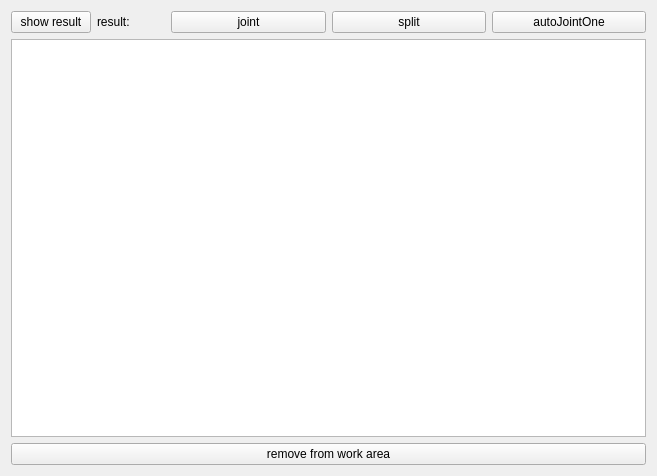
Old version of the form ui/fragmentarea.ui in the repository fkjslee/Fragment.
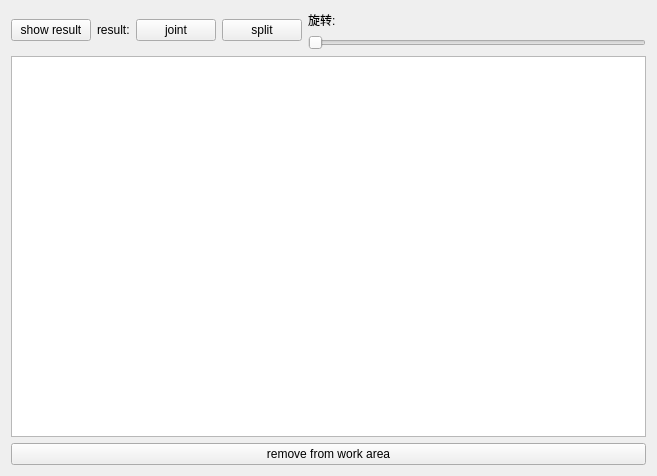
New version of the form.

Commit message: feature: add picture rotate

```diff
--- a/ui/fragmentarea.ui
+++ b/ui/fragmentarea.ui
@@ -55,11 +55,25 @@
       </widget>
      </item>
      <item>
-      <widget class="QPushButton" name="btnAutoJoint">
+      <layout class="QVBoxLayout" name="verticalLayout_2">
+       <item>
+        <widget class="QLabel" name="label">
        <property name="text">
-        <string>autoJointOne</string>
-       </property>
-      </widget>
+          <string>旋转:</string>
+         </property>
+        </widget>
+       </item>
+       <item>
+        <widget class="QSlider" name="sldRotate">
+         <property name="maximum">
+          <number>359</number>
+         </property>
+         <property name="orientation">
+          <enum>Qt::Horizontal</enum>
+         </property>
+        </widget>
+       </item>
+      </layout>
      </item>
     </layout>
    </item>
```
Lines whose indentation alone changed are shown as unchanged. The commit also changes 13 other files.
